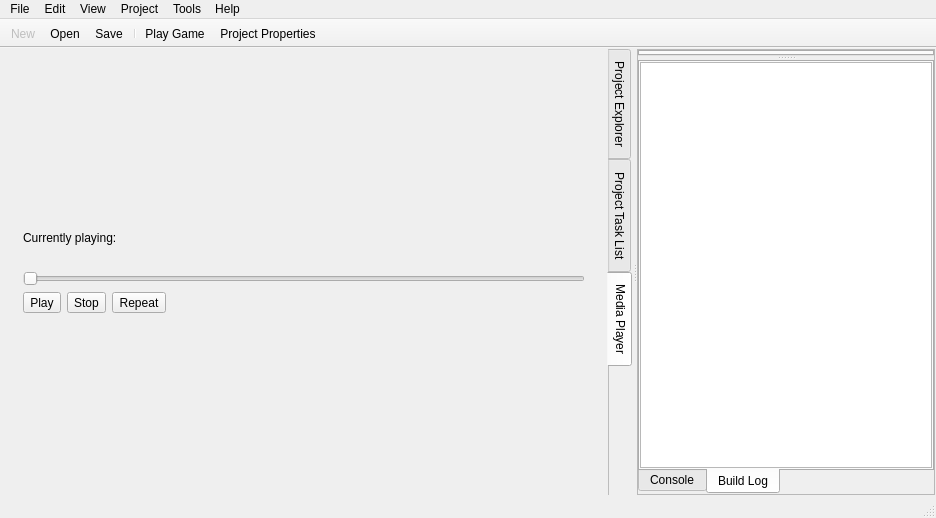
Eggbertx/QtSphere-IDE, file src/mainwindow.ui: the form before one commit.
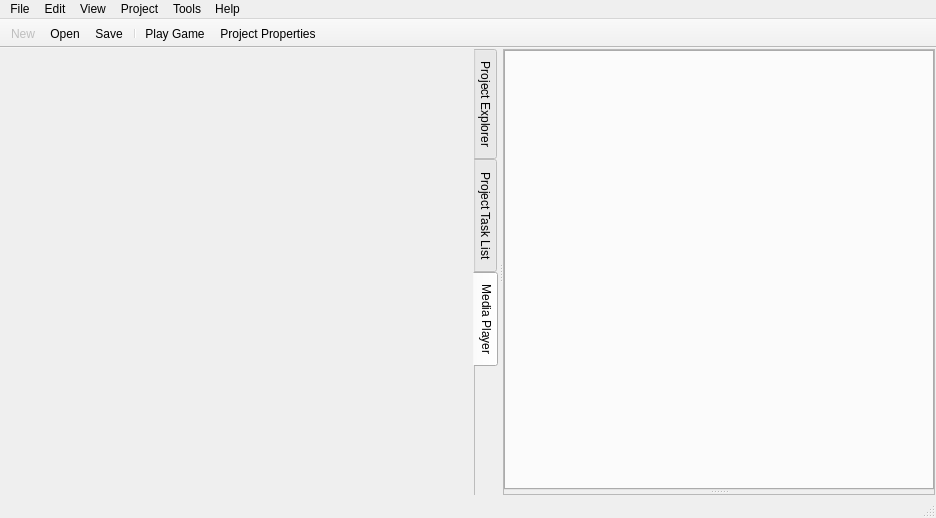
The form after the commit. The open tabs and pages were chosen to show the change. Icons and pictures are not drawn.

Commit message: Separate sound player from MainWindow into its own class, a bunch of other small changes

The edit to the form file:
```diff
--- a/src/mainwindow.ui
+++ b/src/mainwindow.ui
@@ -116,16 +116,16 @@
         </attribute>
         <layout class="QVBoxLayout" name="verticalLayout_2">
          <property name="leftMargin">
-          <number>0</number>
+          <number>8</number>
          </property>
          <property name="topMargin">
-          <number>0</number>
+          <number>4</number>
          </property>
          <property name="rightMargin">
-          <number>0</number>
+          <number>8</number>
          </property>
          <property name="bottomMargin">
-          <number>0</number>
+          <number>2</number>
          </property>
          <item>
           <layout class="QHBoxLayout" name="horizontalLayout_2">
@@ -159,7 +159,7 @@
           </layout>
          </item>
          <item>
-          <widget class="QTableWidget" name="tableWidget">
+          <widget class="QTableWidget" name="taskListTable">
            <property name="autoScroll">
             <bool>false</bool>
            </property>
@@ -214,134 +214,18 @@
          <string>Media Player</string>
         </attribute>
         <layout class="QVBoxLayout" name="verticalLayout_3">
-         <item>
-          <widget class="QScrollArea" name="scrollArea">
-           <property name="frameShape">
-            <enum>QFrame::NoFrame</enum>
-           </property>
-           <property name="frameShadow">
-            <enum>QFrame::Plain</enum>
-           </property>
-           <property name="widgetResizable">
-            <bool>true</bool>
-           </property>
-           <widget class="QWidget" name="scrollAreaWidgetContents">
-            <property name="geometry">
-             <rect>
-              <x>0</x>
-              <y>0</y>
-              <width>619</width>
-              <height>422</height>
-             </rect>
-            </property>
-            <layout class="QVBoxLayout" name="verticalLayout_8">
-             <item>
-              <spacer name="verticalSpacer">
-               <property name="orientation">
-                <enum>Qt::Vertical</enum>
-               </property>
-               <property name="sizeHint" stdset="0">
-                <size>
-                 <width>20</width>
-                 <height>40</height>
-                </size>
-               </property>
-              </spacer>
-             </item>
-             <item>
-              <widget class="QLabel" name="currentlyPlaying">
-               <property name="text">
-                <string>Currently playing:</string>
-               </property>
-              </widget>
-             </item>
-             <item>
-              <widget class="QLabel" name="currAudioLbl">
-               <property name="sizePolicy">
-                <sizepolicy hsizetype="Expanding" vsizetype="Preferred">
-                 <horstretch>0</horstretch>
-                 <verstretch>0</verstretch>
-                </sizepolicy>
-               </property>
-               <property name="text">
-                <string/>
-               </property>
-              </widget>
-             </item>
-             <item>
-              <widget class="QSlider" name="horizontalSlider">
-               <property name="enabled">
-                <bool>false</bool>
-               </property>
-               <property name="maximum">
-                <number>100</number>
-               </property>
-               <property name="sliderPosition">
-                <number>0</number>
-               </property>
-               <property name="orientation">
-                <enum>Qt::Horizontal</enum>
-               </property>
-              </widget>
-             </item>
-             <item>
-              <layout class="QHBoxLayout" name="horizontalLayout">
-               <item>
-                <widget class="QToolButton" name="playToggleButton">
-                 <property name="text">
-                  <string>Play</string>
-                 </property>
-                </widget>
-               </item>
-               <item>
-                <widget class="QToolButton" name="stopButton">
-                 <property name="text">
-                  <string>Stop</string>
-                 </property>
-                </widget>
-               </item>
-               <item>
-                <widget class="QToolButton" name="repeatButton">
-                 <property name="text">
-                  <string>Repeat</string>
-                 </property>
-                 <property name="checkable">
-                  <bool>true</bool>
-                 </property>
-                </widget>
-               </item>
-               <item>
-                <spacer name="horizontalSpacer_2">
-                 <property name="orientation">
-                  <enum>Qt::Horizontal</enum>
-                 </property>
-                 <property name="sizeHint" stdset="0">
-                  <size>
-                   <width>418</width>
-                   <height>20</height>
-                  </size>
-                 </property>
-                </spacer>
-               </item>
-              </layout>
-             </item>
-             <item>
-              <spacer name="verticalSpacer_2">
-               <property name="orientation">
-                <enum>Qt::Vertical</enum>
-               </property>
-               <property name="sizeHint" stdset="0">
-                <size>
-                 <width>20</width>
-                 <height>40</height>
-                </size>
-               </property>
-              </spacer>
-             </item>
-            </layout>
-           </widget>
-          </widget>
-         </item>
+         <property name="leftMargin">
+          <number>0</number>
+         </property>
+         <property name="topMargin">
+          <number>0</number>
+         </property>
+         <property name="rightMargin">
+          <number>0</number>
+         </property>
+         <property name="bottomMargin">
+          <number>0</number>
+         </property>
         </layout>
        </widget>
       </widget>
@@ -384,12 +268,21 @@
             <bool>true</bool>
            </property>
           </widget>
-          <widget class="QTabWidget" name="tabWidget">
+          <widget class="QTabWidget" name="infoTabs">
+           <property name="maximumSize">
+            <size>
+             <width>16777215</width>
+             <height>0</height>
+            </size>
+           </property>
            <property name="tabPosition">
             <enum>QTabWidget::South</enum>
            </property>
+           <property name="tabShape">
+            <enum>QTabWidget::Rounded</enum>
+           </property>
            <property name="currentIndex">
-            <number>0</number>
+            <number>1</number>
            </property>
            <widget class="QWidget" name="consoleTab">
             <attribute name="title">
```
The commit also changes 33 other files.
